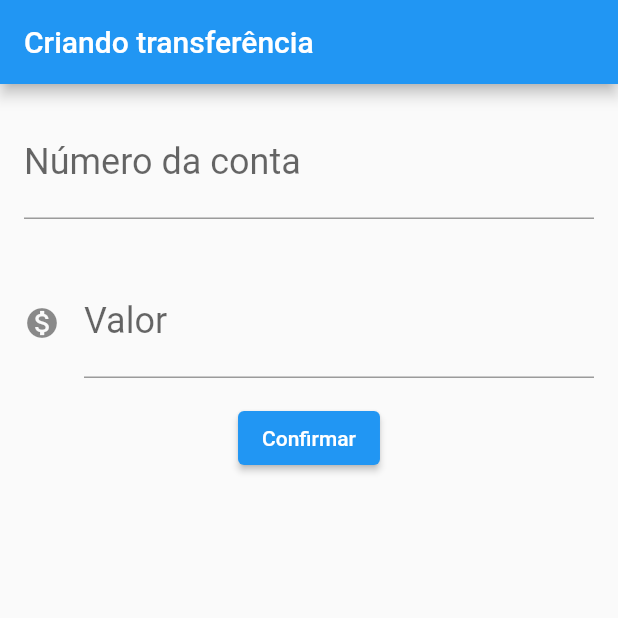
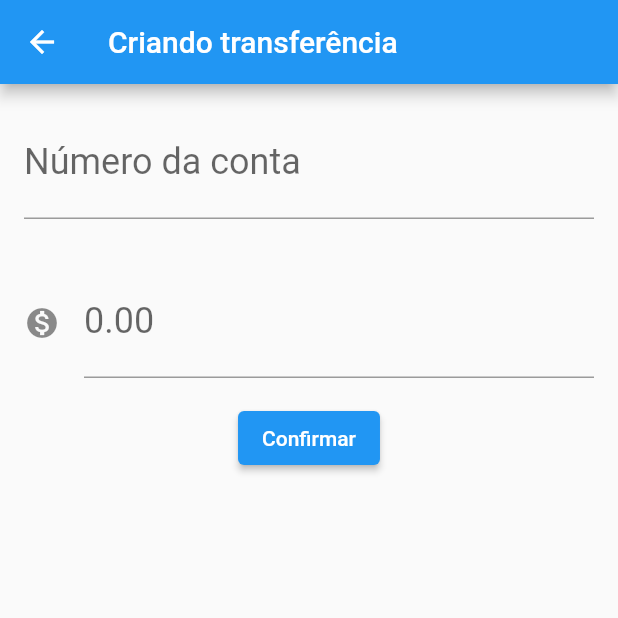
Before and after one commit to takanage/first_app_flutter, a Flutter app: the FormularioTransferencia screen opened directly, after a tap on "Confirmar", on a phone screen of 412 x 824 dp, the top half of it. Run offline on Flutter 3.47's test engine with Material 2 defaults, Android fonts, the phone set to English and light mode, and no system bars.

```diff
--- a/lib/main.dart
+++ b/lib/main.dart
@@ -7,7 +7,7 @@ class BytebankApp extends StatelessWidget {
   Widget build(BuildContext context) {
     return MaterialApp(
       home: Scaffold(
-        body: FormularioTransferencia(),
+        body: ListaTransferencia(),
       ),
     );
   }
@@ -27,45 +27,59 @@ class FormularioTransferencia extends StatelessWidget {
       ),
       body: Column(
         children: <Widget>[
-          Padding(
-            padding: const EdgeInsets.all(16.0),
-            child: TextField(
-              controller: _controladorCampoNumeroConta,
-              style: TextStyle(fontSize: 24.0),
-              decoration: InputDecoration(
-                labelText: 'Número da conta',
-                hintText: '0000',
-              ),
-              keyboardType: TextInputType.number,
-            ),
+          Editor(
+            controlador: _controladorCampoNumeroConta,
+            dica: '0000',
+            rotulo: 'Número da conta',
           ),
-          Padding(
-            padding: const EdgeInsets.all(16.0),
-            child: TextField(
-              controller: _controladorCampoValor,
-              style: TextStyle(fontSize: 24.0),
-              decoration: InputDecoration(
-                icon: Icon(Icons.monetization_on),
-                labelText: 'Valor',
-                hintText: '0.00',
-              ),
-              keyboardType: TextInputType.number,
-            ),
+          Editor(
+            controlador: _controladorCampoValor,
+            dica: 'Valor',
+            rotulo: '0.00',
+            icone: Icons.monetization_on,
           ),
           ElevatedButton(
             child: Text('Confirmar'),
-            onPressed: () {
-              debugPrint('clicou');
-              final int numeroConta =
-                  int.tryParse(_controladorCampoNumeroConta.text);
-              final double valor = double.tryParse(_controladorCampoValor.text);
-              if (numeroConta != null && valor != null) {
-                final transferenciaCriada = Transferencia(valor, numeroConta);
-                debugPrint('$transferenciaCriada');
-              }
-            },
+            onPressed: () => _criaTransferencia(context),
           ),
         ],
+      ),
+    );
+  }
+
+  void _criaTransferencia(BuildContext context) {
+    final int numeroConta = int.tryParse(_controladorCampoNumeroConta.text);
+    final double valor = double.tryParse(_controladorCampoValor.text);
+    if (numeroConta != null && valor != null) {
+      final transferenciaCriada = Transferencia(valor, numeroConta);
+      debugPrint('Criando transferência');
+      debugPrint('$transferenciaCriada');
+      Navigator.pop(context,transferenciaCriada);
+    }
+  }
+}
+
+class Editor extends StatelessWidget {
+  final TextEditingController controlador;
+  final String rotulo;
+  final String dica;
+  final IconData icone;
+
+  Editor({this.controlador, this.rotulo, this.dica, this.icone});
+
+  @override
+  Widget build(BuildContext context) {
+    return Padding(
+      padding: const EdgeInsets.all(16.0),
+      child: TextField(
+        controller: controlador,
+        style: TextStyle(fontSize: 24.0),
+        decoration: InputDecoration(
+          icon: icone != null ? Icon(icone) : null,
+          labelText: rotulo,
+          hintText: dica,
+        ),
+        keyboardType: TextInputType.number,
       ),
     );
   }
@@ -86,8 +100,18 @@ class ListaTransferencia extends StatelessWidget {
         ],
       ),
       floatingActionButton: FloatingActionButton(
-        onPressed: () {  },
         child: Icon(Icons.add),
+        onPressed: () {
+          final Future<Transferencia> future =
+              Navigator.push(context, MaterialPageRoute(builder: (context) {
+            return FormularioTransferencia();
+          }));
+          future.then((trasnferenciaRecebida) {
+            debugPrint('Chegou no then do future ');
+            debugPrint('$trasnferenciaRecebida');
+
+          });
+        },
       ),
     );
   }
```
